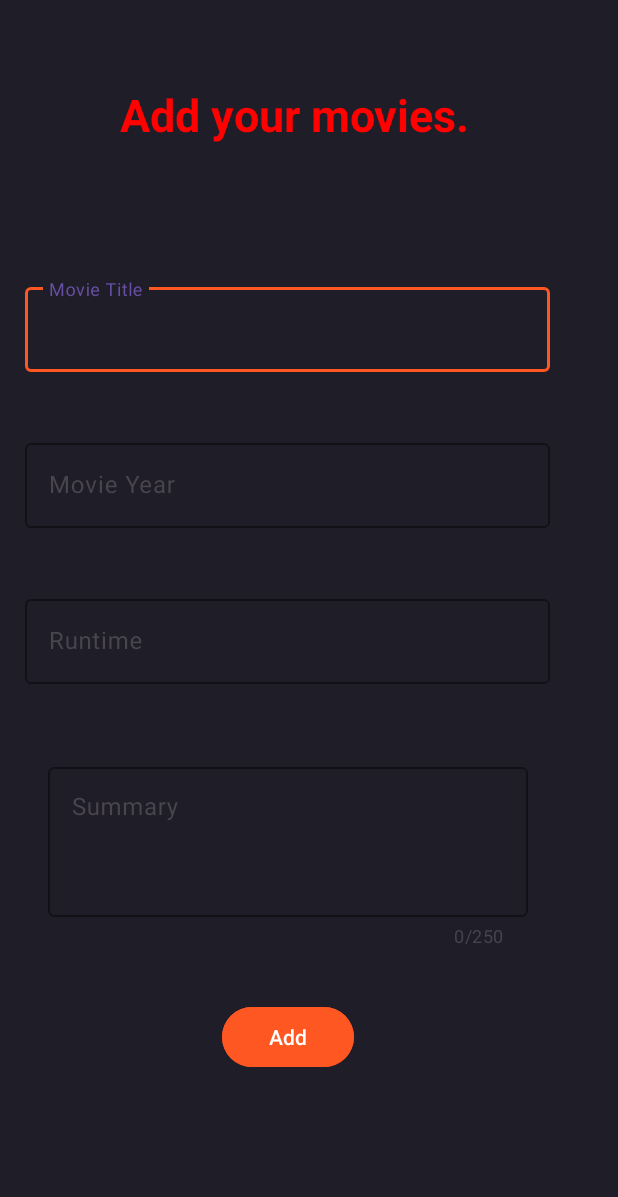
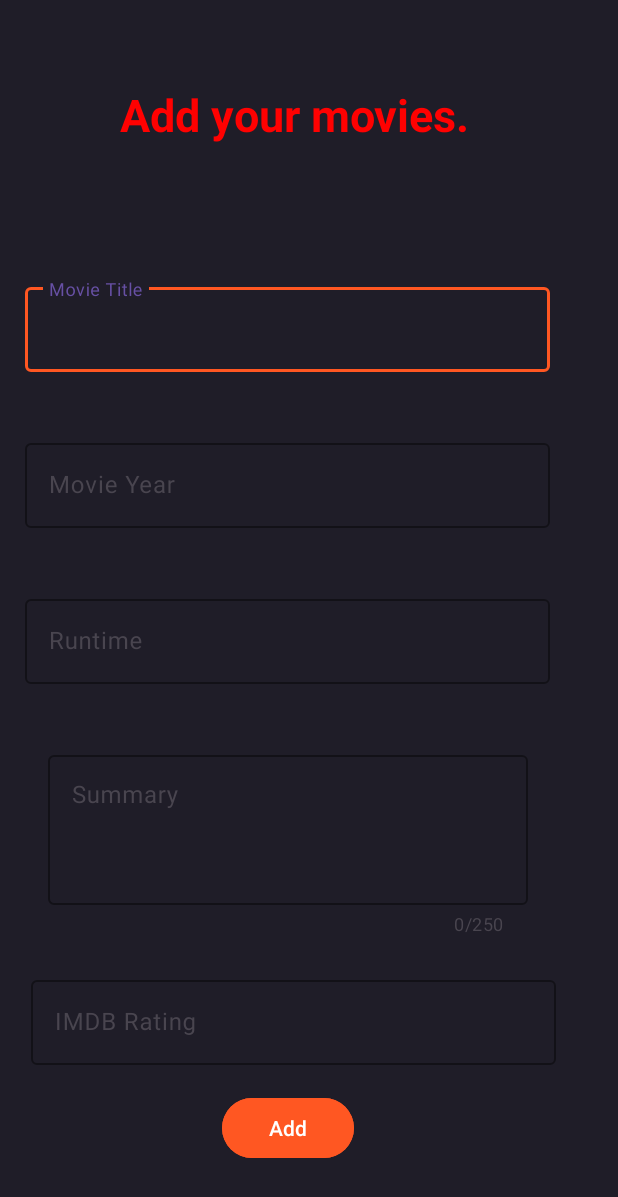
Before and after one commit to amitKhayargoli/KotlinCinephile, an Android app: the layout fragment_movie.xml on its own in the app's theme, with its tools: preview values and no code run, on a phone screen of 412 x 824 dp. Shown: the top 1197 px of the screen. Run offline under Robolectric (Android 15) with nearby library versions, the phone set to English and light mode, and no system bars.

Commit message:
AddMovieFragment

```diff
--- a/app/src/main/res/layout/fragment_movie.xml
+++ b/app/src/main/res/layout/fragment_movie.xml
@@ -19,14 +19,13 @@
         android:layout_width="wrap_content"
         android:layout_height="wrap_content"
         android:layout_marginStart="166dp"
-        android:layout_marginTop="35dp"
         android:layout_marginEnd="194dp"
+        android:backgroundTint="@color/orange"
+        android:paddingHorizontal="12dp"
         android:text="Add"
         app:layout_constraintEnd_toEndOf="parent"
         app:layout_constraintStart_toStartOf="parent"
-        app:layout_constraintTop_toBottomOf="@+id/descriptionInputLayout"
-        android:paddingHorizontal="12dp"
-        android:backgroundTint="@color/orange"/>
+        app:layout_constraintTop_toBottomOf="@+id/IMDB" />
 
     <TextView
         android:id="@+id/head"
@@ -103,12 +102,13 @@
             android:textColor="@color/white"/>
     </com.google.android.material.textfield.TextInputLayout>
 
+
     <com.google.android.material.textfield.TextInputLayout
         android:id="@+id/descriptionInputLayout"
         android:layout_width="match_parent"
         android:layout_height="wrap_content"
         android:layout_marginStart="32dp"
-        android:layout_marginTop="32dp"
+        android:layout_marginTop="24dp"
         android:layout_marginEnd="60dp"
         android:hint="Summary"
         app:boxBackgroundMode="outline"
@@ -129,8 +129,27 @@
             android:minHeight="100dp"
             android:overScrollMode="always"
             android:scrollbars="vertical"
-            android:textColor="@color/white"
-/>
+            android:textColor="@color/white" />
+    </com.google.android.material.textfield.TextInputLayout>
+
+    <com.google.android.material.textfield.TextInputLayout
+        android:id="@+id/IMDB"
+        android:layout_width="350dp"
+        android:layout_height="80dp"
+        android:layout_marginStart="32dp"
+        android:layout_marginTop="24dp"
+        android:layout_marginEnd="53dp"
+        app:boxStrokeColor="@color/orange"
+        app:layout_constraintEnd_toEndOf="parent"
+        app:layout_constraintStart_toStartOf="parent"
+        app:layout_constraintTop_toBottomOf="@+id/descriptionInputLayout">
+
+        <com.google.android.material.textfield.TextInputEditText
+            android:id="@+id/IMDBInput"
+            android:layout_width="match_parent"
+            android:layout_height="wrap_content"
+            android:hint="IMDB Rating"
+            android:textColor="@color/white" />
     </com.google.android.material.textfield.TextInputLayout>
 
 </androidx.constraintlayout.widget.ConstraintLayout>
```
